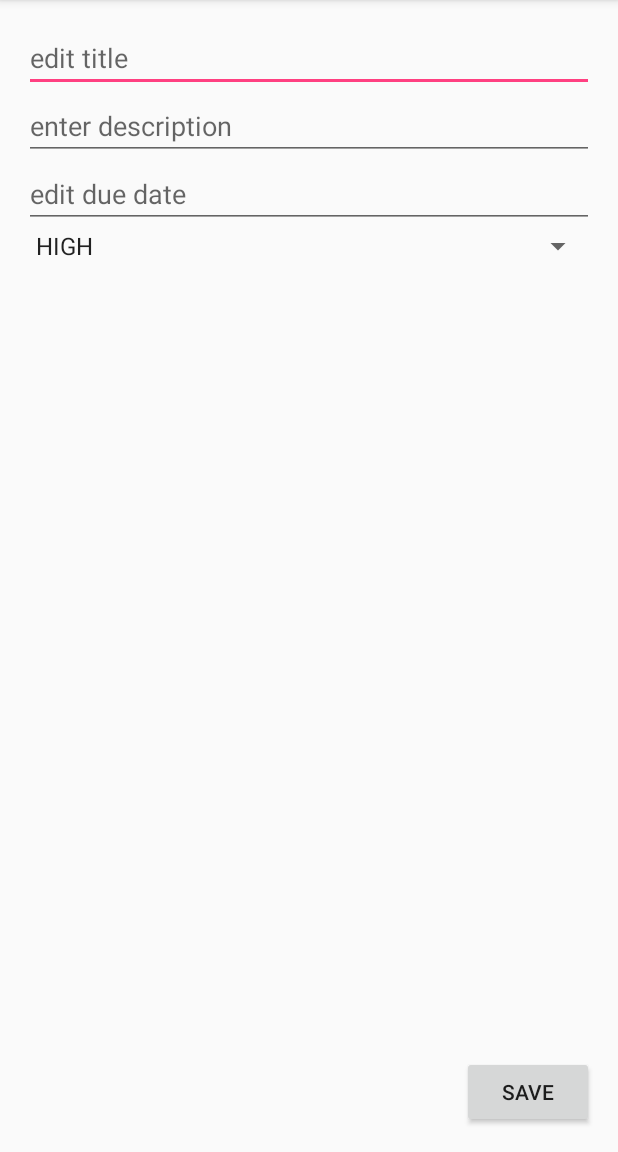
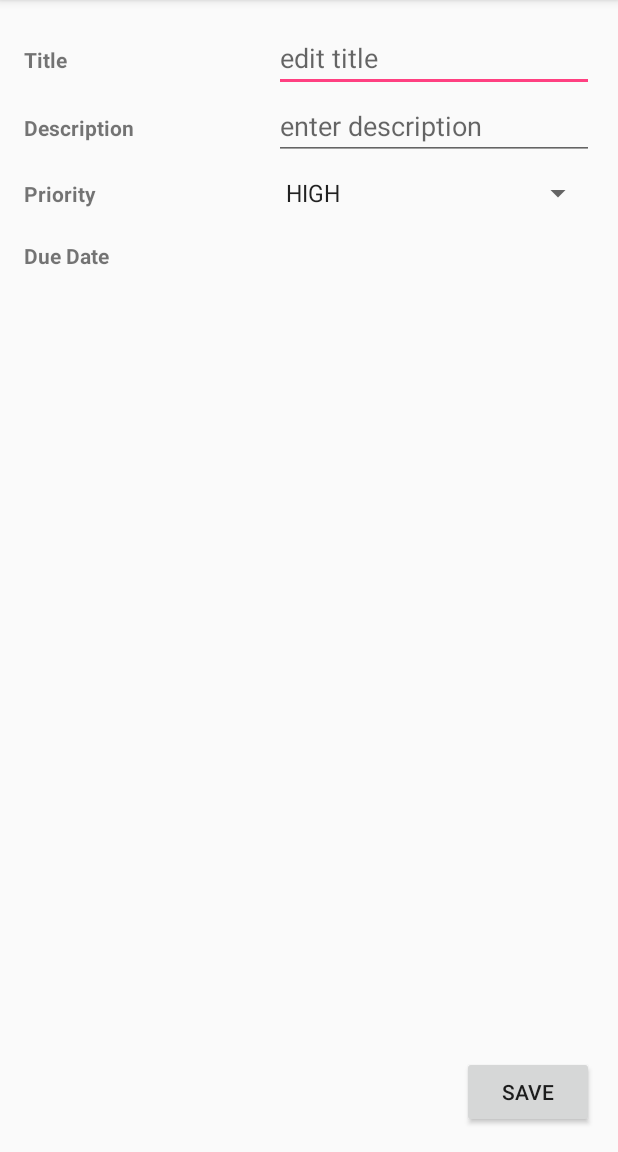
Before and after one commit to mendoukuse/SimpleTodo, an Android app: the EditItemActivity screen opened directly, with no data from a screen before it, on a phone screen of 412 x 824 dp, the part 84-1236 px from its top. Run offline under Robolectric (Android 15) with nearby library versions, the phone set to English and light mode, and no system bars; 2 statements that could not run were skipped.

Commit message:
add field labels to edit item view and display date in edit text view

```diff
--- a/app/src/main/java/com/codepath/simpletodo/activities/EditItemActivity.java
+++ b/app/src/main/java/com/codepath/simpletodo/activities/EditItemActivity.java
@@ -8,24 +8,34 @@ import android.widget.AdapterView;
 import android.widget.ArrayAdapter;
 import android.widget.EditText;
 import android.widget.Spinner;
+import android.widget.TextView;
 
 import com.codepath.simpletodo.R;
 import com.codepath.simpletodo.models.Priority;
+
+import org.w3c.dom.Text;
+
+import java.text.SimpleDateFormat;
+import java.util.Date;
 
 
 public class EditItemActivity extends AppCompatActivity {
     int position;
     Priority priority;
+    SimpleDateFormat sdf;
 
     @Override
     protected void onCreate(Bundle savedInstanceState) {
         super.onCreate(savedInstanceState);
         setContentView(R.layout.activity_edit_item);
 
+        sdf = new SimpleDateFormat("MM/dd/yyyy");
+
         // Extract item fields from intent
         String item = getIntent().getStringExtra("item");
         position = getIntent().getIntExtra("position", 0);
         String description = getIntent().getStringExtra("description");
+        Date date = (Date) getIntent().getExtras().get("dueDate");
 
         // Set item title content
         EditText editTodoItem = (EditText) findViewById(R.id.etItem);
@@ -38,6 +48,10 @@ public class EditItemActivity extends AppCompatActivity {
             editTodoDescription.setText(description);
         }
         // Set item due date
+        TextView dueDate = (TextView) findViewById(R.id.etItemDueDate);
+        if (date != null) {
+            dueDate.setText(sdf.format(date));
+        }
 
         Spinner spinner = (Spinner) findViewById(R.id.etItemPriority);
         // Create an ArrayAdapter using the string array and a default spinner layout
--- a/app/src/main/java/com/codepath/simpletodo/activities/MainActivity.java
+++ b/app/src/main/java/com/codepath/simpletodo/activities/MainActivity.java
@@ -71,8 +71,12 @@ public class MainActivity extends AppCompatActivity {
             TodoItem updatedItem = items.remove(position);
             updatedItem.setTitle(itemText);
             updatedItem.setDescription(itemDescription);
+
             if (data.getExtras().getString("priority") != null) {
                 updatedItem.setPriority(Priority.valueOf(data.getExtras().getString("priority")));
+            }
+            if (data.getExtras().get("dueDate") != null) {
+                updatedItem.setDueDate((Date) data.getExtras().get("dueDate"));
             }
 
             items.add(position, updatedItem);
@@ -104,6 +108,7 @@ public class MainActivity extends AppCompatActivity {
                 i.putExtra("item", items.get(position).getTitle());
                 i.putExtra("description", items.get(position).getDescription());
                 i.putExtra("priority", items.get(position).getPriority().name());
+                i.putExtra("dueDate", items.get(position).getDueDate());
                 startActivityForResult(i, REQUEST_CODE);
             }
         });
--- /dev/null
+++ b/app/src/main/java/com/codepath/simpletodo/fragments/DatePickerFragment.java
@@ -0,0 +1,33 @@
+package com.codepath.simpletodo.fragments;
+
+import android.app.DatePickerDialog;
+import android.app.Dialog;
+import android.app.DialogFragment;
+import android.os.Bundle;
+import android.widget.DatePicker;
+
+import java.util.Calendar;
+
+/**
+ * Created by christine_nguyen on 3/5/17.
+ */
+
+public class DatePickerFragment extends DialogFragment
+        implements DatePickerDialog.OnDateSetListener {
+
+    @Override
+    public Dialog onCreateDialog(Bundle savedInstanceState) {
+        // Use the current date as the default date in the picker
+        final Calendar c = Calendar.getInstance();
+        int year = c.get(Calendar.YEAR);
+        int month = c.get(Calendar.MONTH);
+        int day = c.get(Calendar.DAY_OF_MONTH);
+
+        // Create a new instance of DatePickerDialog and return it
+        return new DatePickerDialog(getActivity(), this, year, month, day);
+    }
+
+    public void onDateSet(DatePicker view, int year, int month, int day) {
+        // Do something with the date chosen by the user
+    }
+}
--- a/app/src/main/res/layout/activity_edit_item.xml
+++ b/app/src/main/res/layout/activity_edit_item.xml
@@ -10,20 +10,6 @@
     android:paddingTop="@dimen/activity_vertical_margin"
     tools:context="com.codepath.simpletodo.activities.EditItemActivity">
 
-    <EditText
-        android:layout_width="wrap_content"
-        android:layout_height="wrap_content"
-        android:inputType="textMultiLine"
-        android:ems="10"
-        android:layout_alignParentTop="true"
-        android:layout_alignParentLeft="true"
-        android:layout_alignParentStart="true"
-        android:layout_alignParentRight="true"
-        android:layout_alignParentEnd="true"
-        android:id="@+id/etItem"
-        android:imeOptions="actionDone"
-        android:hint="edit title" />
-
     <Button
         android:text="Save"
         android:layout_width="wrap_content"
@@ -34,40 +20,100 @@
         android:layout_alignParentRight="true"
         android:layout_alignParentEnd="true" />
 
+    <TableLayout
+        android:layout_width="match_parent"
+        android:layout_height="match_parent"
+        android:layout_alignParentTop="true"
+        android:layout_alignParentLeft="true"
+        android:layout_alignParentStart="true">
+
+        <TableRow
+            android:layout_width="match_parent"
+            android:layout_height="match_parent" >
+
+            <TextView
+                android:text="Title"
+                android:layout_width="wrap_content"
+                android:layout_height="wrap_content"
+                android:id="@+id/titleLabel"
+                android:layout_weight="1"
+                android:labelFor="@+id/etItem"
+                android:textStyle="normal|bold" />
+
             <EditText
-        android:layout_width="wrap_content"
+                android:layout_width="match_parent"
                 android:layout_height="wrap_content"
                 android:inputType="textMultiLine"
                 android:ems="10"
-        android:layout_below="@+id/etItem"
-        android:layout_alignParentLeft="true"
-        android:layout_alignParentStart="true"
-        android:id="@+id/etItemDescription"
-        android:layout_alignParentRight="true"
-        android:layout_alignParentEnd="true"
-        android:hint="enter description" />
+                android:id="@+id/etItem"
+                android:imeOptions="actionDone"
+                android:hint="edit title" />
+        </TableRow>
+
+        <TableRow
+            android:layout_width="match_parent"
+            android:layout_height="match_parent" >
+
+            <TextView
+                android:text="Description"
+                android:layout_width="wrap_content"
+                android:layout_height="wrap_content"
+                android:id="@+id/descriptionLabel"
+                android:layout_weight="1"
+                android:labelFor="@+id/etItemDescription"
+                android:textStyle="normal|bold" />
 
             <EditText
+                android:layout_width="match_parent"
+                android:layout_height="wrap_content"
+                android:inputType="textMultiLine"
+                android:ems="10"
+                android:id="@+id/etItemDescription"
+                android:hint="enter description" />
+        </TableRow>
+
+        <TableRow
+            android:layout_width="match_parent"
+            android:layout_height="wrap_content"
+            android:paddingTop="10dp"
+            android:paddingBottom="10dp">
+
+            <TextView
+                android:text="Priority"
                 android:layout_width="wrap_content"
                 android:layout_height="wrap_content"
-        android:inputType="date"
-        android:ems="10"
-        android:layout_below="@+id/etItemDescription"
-        android:layout_alignParentLeft="true"
-        android:layout_alignParentStart="true"
-        android:id="@+id/etItemDueDate"
-        android:layout_alignParentRight="true"
-        android:layout_alignParentEnd="true"
-        android:hint="edit due date" />
+                android:id="@+id/priorityLabel"
+                android:layout_weight="1"
+                android:labelFor="@+id/etItemPriority"
+                android:textStyle="normal|bold" />
 
             <Spinner
                 android:layout_width="match_parent"
                 android:layout_height="wrap_content"
-        android:layout_below="@+id/etItemDueDate"
-        android:layout_alignParentLeft="true"
-        android:layout_alignParentStart="true"
-        android:id="@+id/etItemPriority"
-        android:layout_alignParentRight="true"
-        android:layout_alignParentEnd="true" />
+                android:id="@+id/etItemPriority" />
+        </TableRow>
+
+        <TableRow
+            android:layout_width="match_parent"
+            android:layout_height="match_parent"
+            android:paddingTop="10dp"
+            android:paddingBottom="10dp">
+
+            <TextView
+                android:text="Due Date"
+                android:layout_width="wrap_content"
+                android:layout_height="wrap_content"
+                android:id="@+id/dueDateLabel"
+                android:layout_weight="1"
+                android:labelFor="@+id/datePicker3"
+                android:textStyle="normal|bold" />
+
+            <TextView
+                android:layout_width="match_parent"
+                android:layout_height="wrap_content"
+                android:calendarViewShown="false"
+                android:id="@+id/etItemDueDate" />
+        </TableRow>
+    </TableLayout>
 
 </RelativeLayout>
```
Also changed, not shown: 1 other file. Lines whose indentation alone changed are shown as unchanged.
